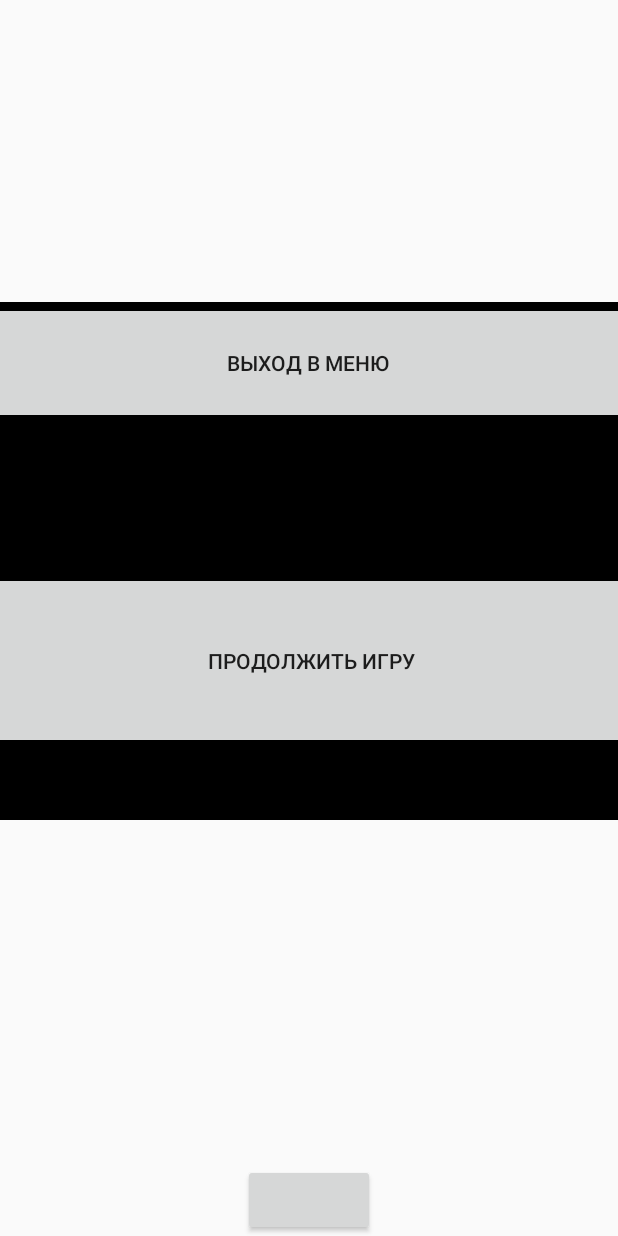
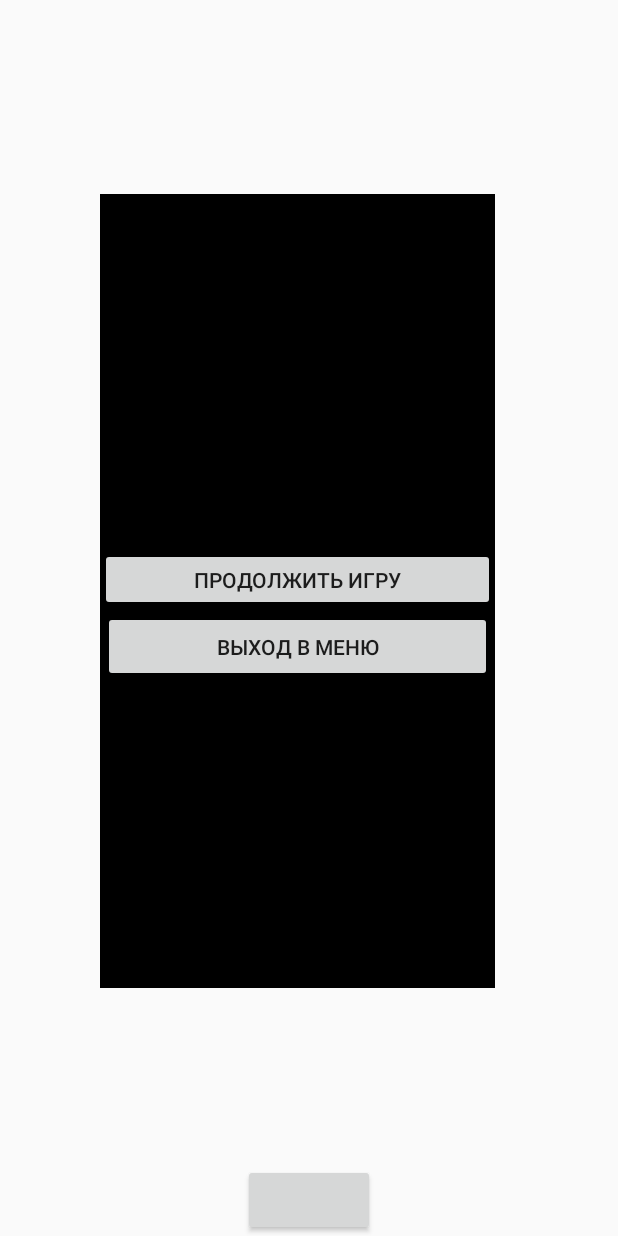
Before and after one commit to Sinforge/Barabashka_game, an Android app: the Activity_for_play screen opened directly, with no data from a screen before it, after a tap on an icon or button, on a phone screen of 412 x 824 dp. Run offline under Robolectric (Android 15) with nearby library versions, the phone set to English and light mode, and no system bars.

Commit message:
no matter code edit

```diff
--- a/app/src/main/java/ru/sinforge/barabashka_game/Activities/GameHistory/MyAdapter.java
+++ b/app/src/main/java/ru/sinforge/barabashka_game/Activities/GameHistory/MyAdapter.java
@@ -14,12 +14,10 @@ import java.util.List;
 
 public class MyAdapter extends RecyclerView.Adapter<MyAdapter.ViewRow> {
 
-    private Context context;
     private List<Result> arrayList;
 
-    public MyAdapter(List<Result> arrayList, Context context) {
+    public MyAdapter(List<Result> arrayList) {
         this.arrayList = arrayList;
-        this.context = context;
     }
 
     // lombok
--- a/app/src/main/java/ru/sinforge/barabashka_game/Activities/MenuActivity.java
+++ b/app/src/main/java/ru/sinforge/barabashka_game/Activities/MenuActivity.java
@@ -37,7 +37,7 @@ public class MenuActivity extends AppCompatActivity {
                 startActivity(intent);
                 break;
             case R.id.button_play:
-                intent = new Intent(this, Activity_for_play.class);
+                intent = new Intent(this, GameMode.class);
                 startActivity(intent);
                 break;
             case R.id.button_rules:
--- a/app/src/main/java/ru/sinforge/barabashka_game/GameComponents/GameField.java
+++ b/app/src/main/java/ru/sinforge/barabashka_game/GameComponents/GameField.java
@@ -78,6 +78,9 @@ public class GameField {
     //0 - возвращает, когда нет правильного ответа
     //1 - когда ответил правильно игрок 1
     //2 - когда ответил правильно игрок 2
+    /*private final SoundPool soundPool = new SoundPool(10, AudioManager.STREAM_MUSIC,0);
+    private final int correct = soundPool.load(context, R.raw.correct_answer,10);
+    private final int incorrect = soundPool.load(context, R.raw.uncorrect_answer, 10);*/
     public int CheckAnswer(int x, int y) {
         for (int i = 0; i < 4; i++) {
             if (Shapes_PLAYER1.get(i).getCoordinates().contains(x, y) && i == Correct_answers[level_number - 1] - 1) {
--- a/app/src/main/res/layout/fragment_pause.xml
+++ b/app/src/main/res/layout/fragment_pause.xml
@@ -1,24 +1,24 @@
 <?xml version="1.0" encoding="utf-8"?>
 <androidx.constraintlayout.widget.ConstraintLayout xmlns:android="http://schemas.android.com/apk/res/android"
              xmlns:app="http://schemas.android.com/apk/res-auto" xmlns:tools="http://schemas.android.com/tools"
-             android:layout_width="match_parent"
-             android:layout_height="match_parent"
+             android:layout_width="wrap_content"
+             android:layout_height="wrap_content"
              tools:context=".GameComponents.PauseFragment">
 
     <Button
             android:text="Продолжить игру"
-            android:layout_width="452dp"
-            android:layout_height="118dp" android:id="@+id/resume"
-            app:layout_constraintBottom_toTopOf="@+id/button4"
-            android:layout_marginBottom="12dp" app:layout_constraintTop_toTopOf="parent"
-            app:layout_constraintVertical_bias="1.0" app:layout_constraintEnd_toEndOf="parent"
-            app:layout_constraintStart_toStartOf="parent" android:layout_marginTop="180dp"
-            app:layout_constraintHorizontal_bias="0.494"/>
+            android:layout_width="263dp"
+            android:layout_height="42dp" android:id="@+id/resume"
+            app:layout_constraintBottom_toTopOf="@+id/exit_to_menu"
+            app:layout_constraintTop_toTopOf="parent"
+            app:layout_constraintVertical_bias="0.796" app:layout_constraintEnd_toEndOf="parent"
+            app:layout_constraintStart_toStartOf="parent" android:layout_marginTop="236dp"
+            app:layout_constraintHorizontal_bias="0.533"/>
     <Button
             android:text="Выход в меню"
-            android:layout_width="449dp"
-            android:layout_height="81dp" android:id="@+id/exit_to_menu"
+            android:layout_width="259dp"
+            android:layout_height="47dp" android:id="@+id/exit_to_menu"
             app:layout_constraintBottom_toBottomOf="parent"
-            android:layout_marginBottom="264dp" app:layout_constraintEnd_toEndOf="parent"
-            app:layout_constraintStart_toStartOf="parent" app:layout_constraintHorizontal_bias="0.561"/>
+            android:layout_marginBottom="204dp" app:layout_constraintEnd_toEndOf="parent"
+            app:layout_constraintStart_toStartOf="parent" app:layout_constraintHorizontal_bias="0.516"/>
 </androidx.constraintlayout.widget.ConstraintLayout>
```
Also changed, not shown: app/src/main/java/ru/sinforge/barabashka_game/Activities/GameHistory/GamesHistoryActivity.java (+7 -7 lines), app/src/main/java/ru/sinforge/barabashka_game/GameComponents/GameThread.java (+3 -10 lines).
